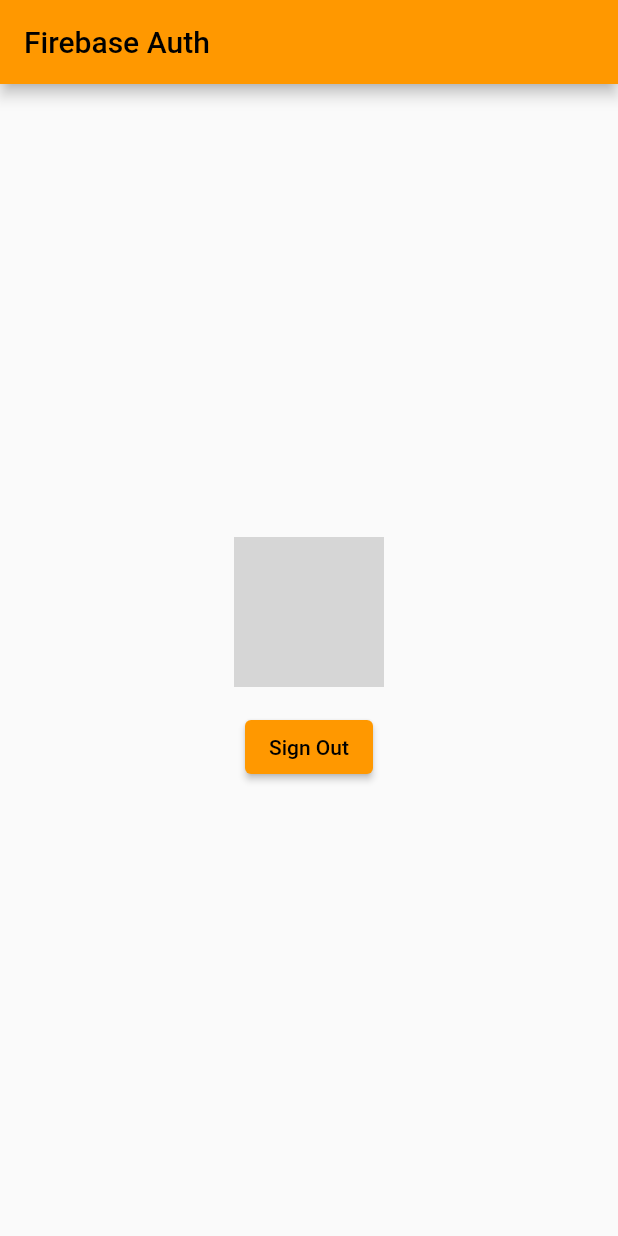
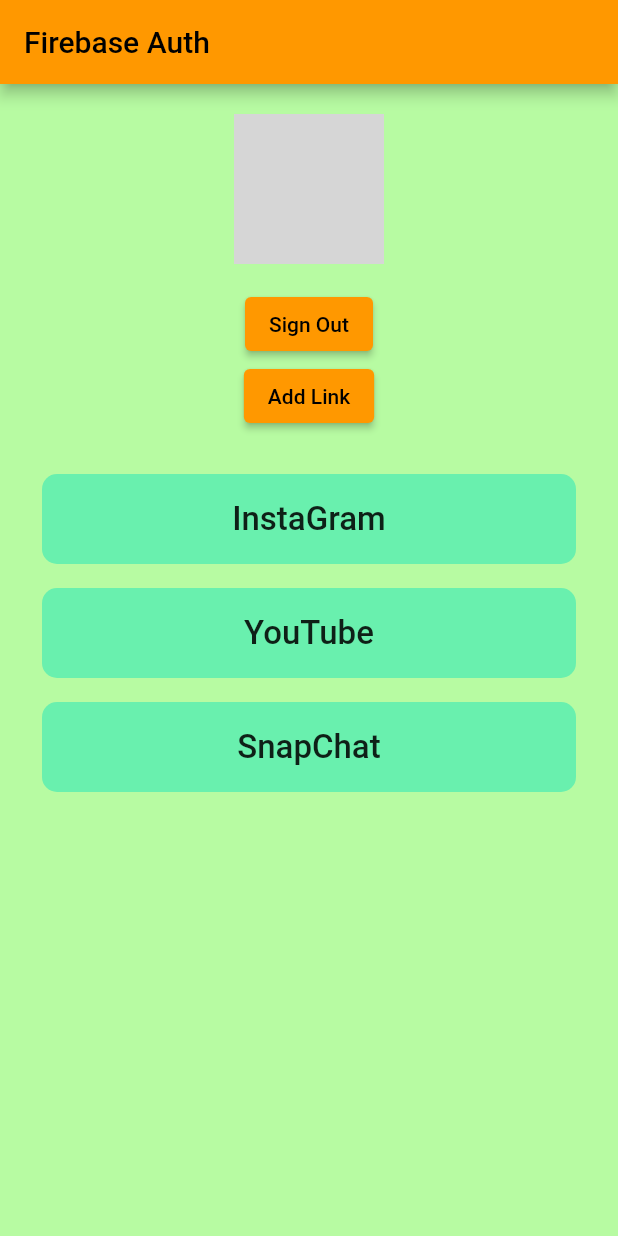
Before and after one commit to kumodkumaryadav/firebase_auth, a Flutter app: the screen it shows once a user with an empty profile is signed in, on a phone screen of 412 x 824 dp. Run offline on Flutter 3.47's test engine with Material 2 defaults, Android fonts, the phone set to English and light mode, and no system bars; our stand-ins replace firebase_auth, firebase_core, google_sign_in; accounts and stored records are empty; network calls fail; grey boxes are pictures that could not be loaded.

Commit message:
some some code added

```diff
--- a/lib/home_page.dart
+++ b/lib/home_page.dart
@@ -4,9 +4,9 @@ import 'package:flutter/material.dart';
 import 'auth.dart';
 
 class HomePage extends StatelessWidget {
-   HomePage({super.key});
+  HomePage({super.key});
 
-    final User? user = Auth().currentUser;
+  final User? user = Auth().currentUser;
 
   Future<void> signOut() async {
     await Auth().signOut();
@@ -19,11 +19,11 @@ class HomePage extends StatelessWidget {
   Widget _userUid() {
     return Text(user?.email ?? 'User email');
   }
-  Widget _userPhoto(){
+
+  Widget _userPhoto() {
     return CircleAvatar(
-      backgroundImage: NetworkImage(user?.photoURL ?? 'user photo'),
+      backgroundImage:  NetworkImage(user?.photoURL ?? 'user photo')   ,
       radius: 50,
-
     );
   }
 
@@ -33,26 +33,125 @@ class HomePage extends StatelessWidget {
       child: const Text('Sign Out'),
     );
   }
+  Widget _shaveUrlButton(){
+    return ElevatedButton(
+      style: ElevatedButton.styleFrom(
+        backgroundColor: Colors.blueAccent
+      ),
+      onPressed: (){}, child: Text("Save", style: TextStyle(fontSize: 20, fontWeight: FontWeight.w600),));
+  }
+
+  Widget _addLinkButton(BuildContext context) {
+    return ElevatedButton(
+        onPressed: () {
+          showModalBottomSheet(
+            shape: const RoundedRectangleBorder(
+              //  borderRadius:   BorderRadius.circular(10.0),
+              borderRadius: BorderRadius.only(
+                topLeft: Radius.circular(20),
+                topRight: Radius.circular(20),
+              ),
+            ),
+            context: context,
+            builder: (context) {
+              return Padding(
+                padding: const EdgeInsets.all(16),
+                child: Column(
+                  children: <Widget> [
+                    Text("Add Your Link below", style: TextStyle(fontSize: 22, fontWeight: FontWeight.w500),),
+                    SizedBox(height: 20,),
+                    Container(
+                      height: 50,
+                      width: 250,
+                      child: TextField(
+                        decoration: InputDecoration(
+                          border: OutlineInputBorder(
+
+                           borderRadius: BorderRadius.circular(10)
+                          ),
+                          labelText: "Link or Url",
+                          hintText: "www.instagram.com/@kumod_kmd"
+                        ),
+                      ),
+                    ),
+                    SizedBox(height: 20,),
+                    Container(
+                      height: 50,
+                      width: 250,
+                      child: TextField(
+                        decoration: InputDecoration(
+                          border: OutlineInputBorder(
+
+                           borderRadius: BorderRadius.circular(10)
+                          ),
+                          hintText: "Instagram",
+                          labelText: "Title"
+                        ),
+                      ),
+                    ),
+                    _shaveUrlButton()
+                  ],
+                ),
+              );
+            },
+          );
+        },
+        child: Text("Add Link"));
+  }
+
+  Widget _linkSection(String title) {
+    return Padding(
+      padding: const EdgeInsets.all(8.0),
+      child: Container(
+        height: 60,
+        width: double.infinity,
+        decoration: BoxDecoration(
+          color: Colors.greenAccent,
+          borderRadius: BorderRadius.all(
+            Radius.circular(10),
+          ),
+        ),
+        child: Center(
+            child: Text(
+          title,
+          style: TextStyle(fontSize: 22, fontWeight: FontWeight.w500),
+        )),
+      ),
+    );
+  }
+
+  // Widget AddLinkWidget(){
+  //   return  BottomSheet(onClosing: onClosing, builder: builder);
+  // }
 
   @override
   Widget build(BuildContext context) {
     return Scaffold(
       appBar: AppBar(
         title: _title(),
-
       ),
       body: Container(
+        color: Color.fromARGB(94, 68, 252, 12),
         height: double.infinity,
         width: double.infinity,
         padding: EdgeInsets.all(20),
         child: Column(
           crossAxisAlignment: CrossAxisAlignment.center,
-          mainAxisAlignment: MainAxisAlignment.center,
-          children:<Widget> [
+          mainAxisAlignment: MainAxisAlignment.start,
+          children: <Widget>[
             _userPhoto(),
             _userUid(),
-            _signOutButton()
-
+            _signOutButton(),
+            _addLinkButton(context),
+            SizedBox(
+              height: 20,
+            ),
+            _linkSection("InstaGram"),
+            _linkSection("YouTube"),
+            _linkSection("SnapChat"),
+            // _linkSection("SnapChat"),
+            // _linkSection("SnapChat"),
+            // _linkSection("SnapChat"),
           ],
         ),
       ),
```
Also changed, not shown: pubspec.lock, 1 other file.
